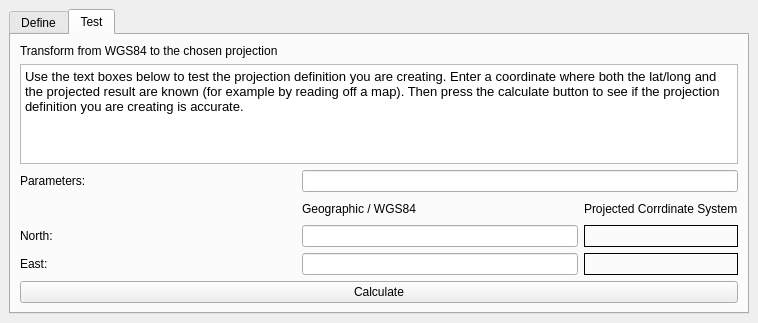
Above: src/ui/qgscustomprojectiondialogbase.ui from qgis/QGIS before the change. Below: the same form after it.
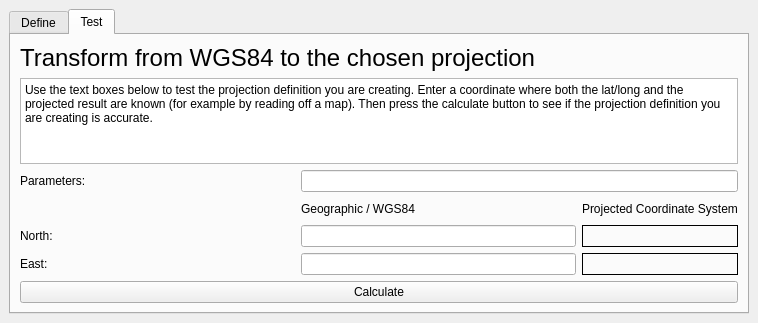
That is the form after the change. The open tabs and pages were chosen to show the change. Icons and pictures are not drawn.

The edit to the form file:
```diff
--- a/src/ui/qgscustomprojectiondialogbase.ui
+++ b/src/ui/qgscustomprojectiondialogbase.ui
@@ -177,6 +177,17 @@
        </property>
        <item row="0" column="0" colspan="3" >
         <widget class="QLabel" name="textLabel1_2" >
+         <property name="font" >
+          <font>
+           <family>Arial</family>
+           <pointsize>18</pointsize>
+           <weight>50</weight>
+           <italic>false</italic>
+           <bold>false</bold>
+           <underline>false</underline>
+           <strikeout>false</strikeout>
+          </font>
+         </property>
          <property name="text" >
           <string>Transform from WGS84 to the chosen projection</string>
          </property>
@@ -185,10 +196,7 @@
        <item row="1" column="0" colspan="3" >
         <widget class="QTextBrowser" name="textBrowser_2" >
          <property name="html" >
-          <string>&lt;html>&lt;head>&lt;meta name="qrichtext" content="1" />&lt;style type="text/css">
-p, li { white-space: pre-wrap; }
-&lt;/style>&lt;/head>&lt;body style=" font-family:'Sans Serif'; font-size:9pt; font-weight:400; font-style:normal; text-decoration:none;">
-&lt;p style=" margin-top:0px; margin-bottom:0px; margin-left:0px; margin-right:0px; -qt-block-indent:0; text-indent:0px; font-family:'Arial'; font-size:10pt;">Use the text boxes below to test the projection definition you are creating. Enter a coordinate where both the lat/long and the projected result are known (for example by reading off a map). Then press the calculate button to see if the projection definition you are creating is accurate.&lt;/p>&lt;/body>&lt;/html></string>
+          <string>Use the text boxes below to test the projection definition you are creating. Enter a coordinate where both the lat/long and the projected result are known (for example by reading off a map). Then press the calculate button to see if the projection definition you are creating is accurate.</string>
          </property>
         </widget>
        </item>
@@ -224,7 +232,7 @@
        <item row="3" column="2" >
         <widget class="QLabel" name="textLabel2_3" >
          <property name="text" >
-          <string>Projected Corrdinate System</string>
+          <string>Projected Coordinate System</string>
          </property>
         </widget>
        </item>
```
Left out of the diff: 5 changed lines with no effect on the pictures.
